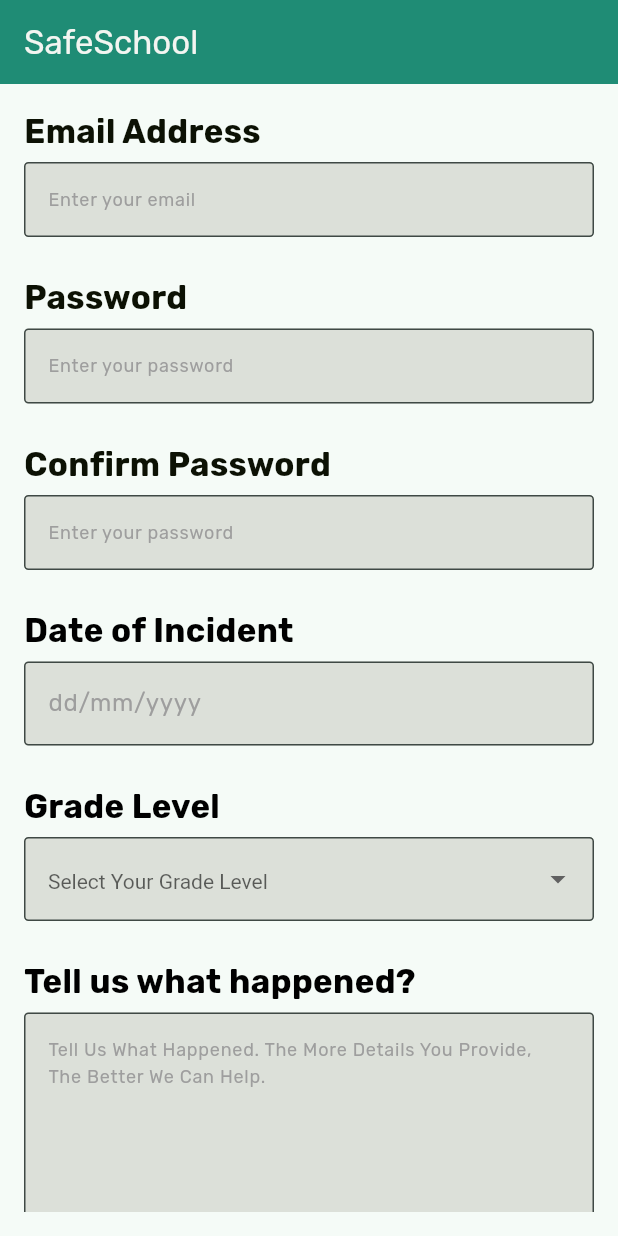
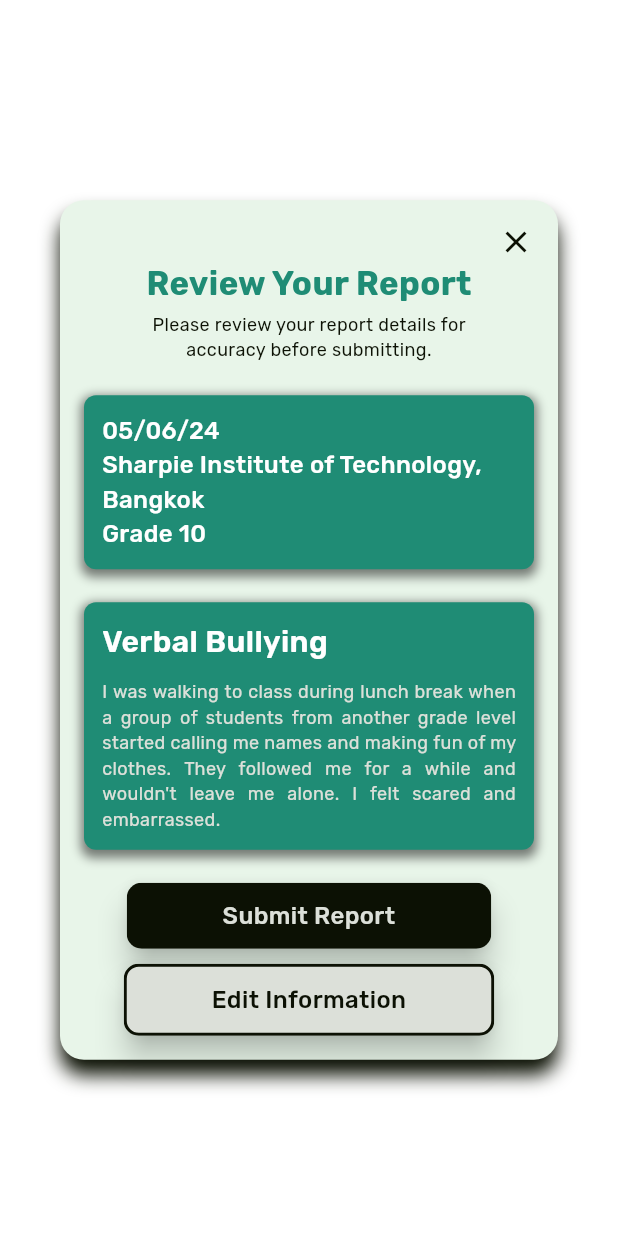
Before and after one commit to nsennes/SafeSchool, a Flutter app: the screen it shows after launch, on a phone screen of 412 x 824 dp. Run offline on Flutter 3.47's test engine with Material 3 defaults, Android fonts, the phone set to English and light mode, and no system bars.

Commit message:
review report popup msg creation

```diff
--- /dev/null
+++ b/safeschool/lib/components/review_report_msg.dart
@@ -0,0 +1,145 @@
+import 'package:flutter/material.dart';
+import 'package:safeschool/Utilities/colors_use.dart';
+import 'package:safeschool/Utilities/text_use.dart';
+import 'package:safeschool/components/popup_buttons.dart';
+
+class ReviewPopup extends StatelessWidget {
+  @override
+  Widget build(BuildContext context) {
+    return Dialog(
+      shape: RoundedRectangleBorder(
+        borderRadius: BorderRadius.circular(16),
+      ),
+      elevation: 0,
+      backgroundColor: Colors.transparent,
+      child: contentBox(context),
+    );
+  }
+
+  Widget contentBox(BuildContext context) {
+    return Stack(
+      children: <Widget>[
+        Container(
+          padding: const EdgeInsets.all(16),
+          margin: const EdgeInsets.only(top: 16),
+          decoration: BoxDecoration(
+            color: Colors.green[50],
+            shape: BoxShape.rectangle,
+            borderRadius: BorderRadius.circular(16),
+            boxShadow: const [
+              BoxShadow(
+                color: ColorsUse.accentColor,
+                blurRadius: 10.0,
+                offset: Offset(0.0, 10.0),
+              ),
+            ],
+          ),
+          child: Column(
+            mainAxisSize: MainAxisSize.min,
+            children: <Widget>[
+              Align(
+                alignment: Alignment.topRight,
+                child: GestureDetector(
+                  onTap: () {
+                    Navigator.of(context).pop();
+                  },
+                  child: const Icon(Icons.close, color: ColorsUse.accentColor,),
+                ),
+              ),
+              Text(
+                "Review Your Report",
+                style: TextUse.heading_1().copyWith(color: ColorsUse.primaryColor),
+              ),
+              const SizedBox(height: 3),
+              Text(
+                "Please review your report details for \naccuracy before submitting.",
+                style: TextUse.body().copyWith(color: ColorsUse.accentColor),
+                textAlign: TextAlign.center,
+              ),
+              const SizedBox(height: 22),
+              Container(
+                padding: const EdgeInsets.all(12),
+                decoration: BoxDecoration(
+                  color: ColorsUse.primaryColor,
+                  borderRadius: BorderRadius.circular(8),
+                  boxShadow: [
+                    BoxShadow(
+                      color: Colors.black.withOpacity(0.5),
+                      spreadRadius: 2,
+                      blurRadius: 5,
+                      offset: const Offset(0, 3),
+                    ),
+                  ],
+                ),
+                child: Column(
+                  crossAxisAlignment: CrossAxisAlignment.start,
+                  children: [
+                    Text(
+                      "05/06/24\nSharpie Institute of Technology, Bangkok\nGrade 10",
+                      style: TextUse.heading_3().copyWith(color: Colors.white),
+                    ),
+                  ],
+                ),
+              ),
+              const SizedBox(height: 22),
+              Container(
+                padding: const EdgeInsets.all(12),
+                decoration: BoxDecoration(
+                  color: ColorsUse.primaryColor,
+                  borderRadius: BorderRadius.circular(8),
+                  boxShadow: [
+                    BoxShadow(
+                      color: Colors.black.withOpacity(0.5),
+                      spreadRadius: 2,
+                      blurRadius: 5,
+                      offset: const Offset(0, 3),
+                    ),
+                  ],
+                ),
+                child: Column(
+                  crossAxisAlignment: CrossAxisAlignment.start,
+                  children: [
+                    Text(
+                      "Verbal Bullying",
+                      style: TextUse.heading_2().copyWith(color: Colors.white),
+                    ),
+                    const SizedBox(height: 10),
+                    Text(
+                      "I was walking to class during lunch break when "
+                      "a group of students from another grade level started calling me "
+                      "names and making fun of my clothes. They followed me for a while "
+                      "and wouldn't leave me alone. I felt scared and embarrassed.",
+                      style: TextUse.body().copyWith(color: ColorsUse.secondaryColor),
+                      textAlign: TextAlign.justify,
+                    ),
+                  ],
+                ),
+              ),
+              const SizedBox(height: 22),
+              const Align(
+                alignment: Alignment.bottomCenter,
+                child: Column(
+                  mainAxisAlignment: MainAxisAlignment.spaceEvenly,
+                  children: [
+                    SecondaryButton(
+                      name: "Submit Report",
+                      primary: ColorsUse.accentColor,
+                      textColor: ColorsUse.secondaryColor,
+                    ),
+                    SizedBox(height: 10),
+                    SecondaryButton(
+                      name: "Edit Information",
+                      primary: ColorsUse.secondaryColor,
+                      textColor: ColorsUse.accentColor,
+                      borderColor: true,
+                    ),
+                  ],
+                ),
+              ),
+            ],
+          ),
+        ),
+      ],
+    );
+  }
+}
--- a/safeschool/lib/main.dart
+++ b/safeschool/lib/main.dart
@@ -1,9 +1,10 @@
 import 'package:flutter/material.dart';
 import 'package:safeschool/Utilities/colors_use.dart';
-import 'package:safeschool/Utilities/text_use.dart';
-import 'package:safeschool/components/text_form_fields.dart';
-import 'package:safeschool/components/date_form_fields.dart';
-import 'package:safeschool/components/long_text_form_field.dart';
+//import 'package:safeschool/Utilities/text_use.dart';
+//import 'package:safeschool/components/text_form_fields.dart';
+//mport 'package:safeschool/components/date_form_fields.dart';
+//import 'package:safeschool/components/long_text_form_field.dart';
+import 'package:safeschool/components/review_report_msg.dart';
 
 void main() {
   runApp(MyApp());
@@ -36,88 +37,7 @@
         ),
         fontFamily: "Rubik",
       ),
-      home: Scaffold(
-        appBar: AppBar(
-          title: const Text('SafeSchool'),
-        ),
-        body: Center(
-          child: Padding(
-            padding: const EdgeInsets.all(16.0),
-            child: SingleChildScrollView(
-              child: Column(
-                mainAxisAlignment: MainAxisAlignment.center,
-                children: [
-                  CustomTextFormField(
-                    description: 'Email Address',
-                    placeholder: 'Enter your email',
-                    controller: emailController,
-                    keyboardType: TextInputType.emailAddress,
-                    descriptionColor: ColorsUse.accentColor,
-                    descriptionTextStyle: TextUse.heading_1(),
-                    inputTextStyle: TextUse.body().copyWith(color: ColorsUse.accentColor),
-                  ),
-                  const SizedBox(height: 5),
-                  CustomTextFormField(
-                    description: 'Password',
-                    placeholder: 'Enter your password',
-                    controller: passwordController,
-                    isPassword: true,
-                    descriptionColor: ColorsUse.accentColor,
-                    descriptionTextStyle: TextUse.heading_1(),
-                    inputTextStyle: TextUse.body().copyWith(color: ColorsUse.accentColor),
-                  ),
-                  const SizedBox(height: 5),
-                  CustomTextFormField(
-                    description: 'Confirm Password',
-                    placeholder: 'Enter your password',
-                    controller: confirmPasswordController,
-                    isPassword: true,
-                    descriptionColor: ColorsUse.accentColor,
-                    descriptionTextStyle: TextUse.heading_1(),
-                    inputTextStyle: TextUse.body().copyWith(color: ColorsUse.accentColor),
-                  ),
-                  const SizedBox(height: 5),
-                  CustomDateFormField(
-                    description: 'Date of Incident',
-                    placeholder: 'dd/mm/yyyy',
-                    controller: dateController,
-                    descriptionTextStyle: TextUse.heading_1().copyWith(color: ColorsUse.accentColor),
-                  ),
-                  const SizedBox(height: 5),
-                  CustomTextFormField(
-                    description: "Grade Level",
-                    placeholder: "Select Your Grade Level",
-                    controller: gradeController,
-                    descriptionTextStyle: TextUse.heading_1().copyWith(color: ColorsUse.accentColor),
-                    dropdownItems: const [
-                      'Grade 1',
-                      'Grade 2',
-                      'Grade 3',
-                      'Grade 4',
-                      'Grade 5',
-                      'Grade 6',
-                      'Grade 7',
-                      'Grade 8',
-                      'Grade 9',
-                      'Grade 10',
-                      'Grade 11',
-                      'Grade 12'
-                    ],
-                  ),
-                  const SizedBox(height: 5),
-                  CustomLongTextFormField(
-                    description: 'Tell us what happened?',
-                    placeholder: 'Tell Us What Happened. The More Details You Provide, The Better We Can Help.',
-                    controller: longTextController,
-                    descriptionTextStyle: TextUse.heading_1().copyWith(color: ColorsUse.accentColor),
-                    inputTextStyle: TextUse.body().copyWith(color: ColorsUse.accentColor),
-                  ),
-                ],
-              ),
-            ),
-          ),
-        ),
-      ),
+      home: ReviewPopup(),
     );
   }
 }
```
